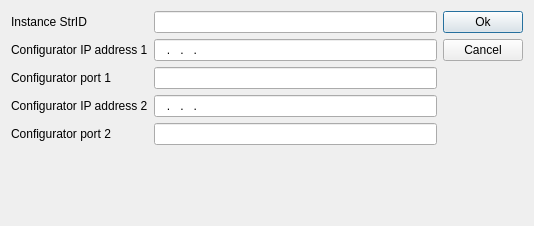
First picture: the form in Monitor/DialogSettings.ui, repository whiteman-kr/u7set, before the edit.
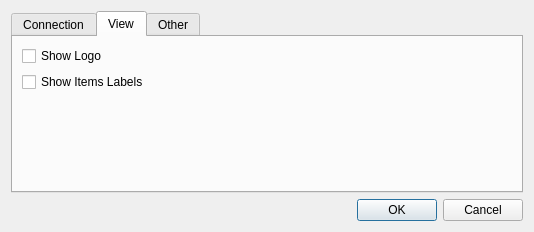
Second picture: the form after the edit. The open tabs and pages were chosen to show the change.

Commit message: RPCT-1383: Added QTabWidget to Settings dialog. Added showLogo, showItemsLabels and singleInstance checkboxes

Diff of the .ui file:
```diff
--- a/Monitor/DialogSettings.ui
+++ b/Monitor/DialogSettings.ui
@@ -24,6 +24,16 @@
   </property>
   <layout class="QVBoxLayout" name="verticalLayout">
    <item>
+    <widget class="QTabWidget" name="tabControl">
+     <property name="currentIndex">
+      <number>0</number>
+     </property>
+     <widget class="QWidget" name="tabConnection">
+      <attribute name="title">
+       <string>Connection</string>
+      </attribute>
+      <layout class="QVBoxLayout" name="verticalLayout_2">
+       <item>
     <layout class="QHBoxLayout" name="commonLayout">
      <item>
       <layout class="QGridLayout" name="gridLayout">
@@ -112,44 +122,79 @@
        </item>
       </layout>
      </item>
+        </layout>
+       </item>
+      </layout>
+     </widget>
+     <widget class="QWidget" name="tabView">
+      <attribute name="title">
+       <string>View</string>
+      </attribute>
+      <layout class="QVBoxLayout" name="verticalLayout_3">
      <item>
-      <layout class="QVBoxLayout" name="rightButtonLayout">
+        <widget class="QCheckBox" name="checkShowLogo">
+         <property name="text">
+          <string>Show Logo</string>
+         </property>
+        </widget>
+       </item>
        <item>
-        <widget class="QPushButton" name="ok">
+        <widget class="QCheckBox" name="checkShowItemsLabels">
          <property name="text">
-          <string>Ok</string>
+          <string>Show Items Labels</string>
          </property>
-         <property name="checkable">
-          <bool>false</bool>
+        </widget>
+       </item>
+       <item>
+        <spacer name="verticalSpacer_3">
+         <property name="orientation">
+          <enum>Qt::Vertical</enum>
          </property>
-         <property name="default">
-          <bool>true</bool>
+         <property name="sizeHint" stdset="0">
+          <size>
+           <width>20</width>
+           <height>86</height>
+          </size>
          </property>
-        </widget>
+        </spacer>
        </item>
+      </layout>
+     </widget>
+     <widget class="QWidget" name="tabOther">
+      <attribute name="title">
+       <string>Other</string>
+      </attribute>
+      <layout class="QVBoxLayout" name="verticalLayout_4">
        <item>
-        <widget class="QPushButton" name="cancel">
+        <widget class="QCheckBox" name="checkSingleInstance">
          <property name="text">
-          <string>Cancel</string>
+          <string>Single Instance</string>
          </property>
         </widget>
        </item>
        <item>
-        <spacer name="verticalSpacer">
+        <spacer name="verticalSpacer_4">
          <property name="orientation">
           <enum>Qt::Vertical</enum>
          </property>
          <property name="sizeHint" stdset="0">
           <size>
            <width>20</width>
-           <height>40</height>
+           <height>109</height>
           </size>
          </property>
         </spacer>
        </item>
       </layout>
-     </item>
-    </layout>
+     </widget>
+    </widget>
+   </item>
+   <item>
+    <widget class="QDialogButtonBox" name="buttonBox">
+     <property name="standardButtons">
+      <set>QDialogButtonBox::Cancel|QDialogButtonBox::Ok</set>
+     </property>
+    </widget>
    </item>
   </layout>
  </widget>
```
Left out of the diff: 2 changed lines with no effect on the pictures. Lines whose indentation alone changed are shown as unchanged. The commit also changes 4 other files.
